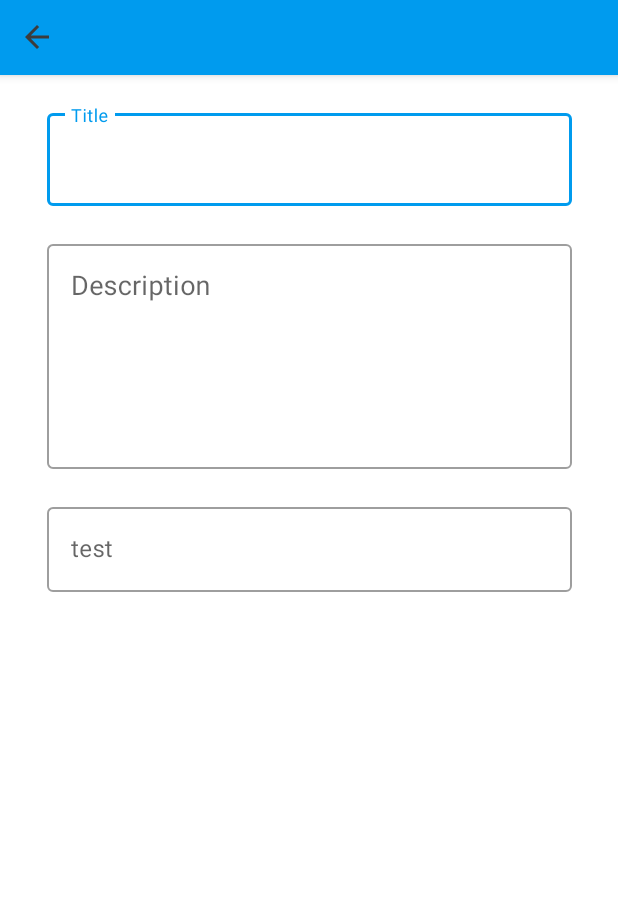
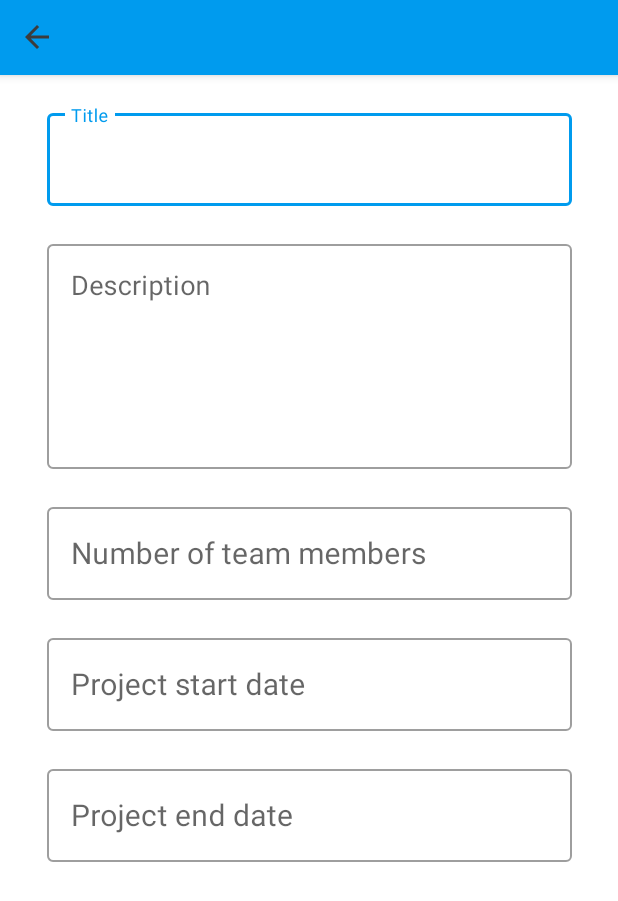
Before and after one commit to remusdc11/studentcollab, an Android app: the AddActivity screen opened directly, with no data from a screen before it, on a phone screen of 412 x 824 dp. Shown: the top 901 px of the screen. Run offline under Robolectric (Android 15) with nearby library versions, the phone set to English and light mode, and no system bars.

Commit message:
Add activity date pickers

```diff
--- a/app/src/main/java/com/studentcollab/Activities/AddActivity.java
+++ b/app/src/main/java/com/studentcollab/Activities/AddActivity.java
@@ -2,15 +2,92 @@ package com.studentcollab.Activities;
 
 import androidx.appcompat.app.AppCompatActivity;
 
+import android.annotation.SuppressLint;
 import android.os.Bundle;
+import android.util.Log;
+import android.view.MotionEvent;
+import android.view.View;
 
+import com.google.android.material.datepicker.MaterialDatePicker;
+import com.google.android.material.datepicker.MaterialPickerOnPositiveButtonClickListener;
+import com.google.android.material.textfield.TextInputEditText;
+import com.studentcollab.Globals.MessageDialog;
 import com.studentcollab.R;
 
+import java.sql.Timestamp;
+import java.text.SimpleDateFormat;
+
 public class AddActivity extends AppCompatActivity {
+
+    private String startDate = null;
+    private long startDateLong = 0;
+    private String endDate = null;
+    private long endDateLong = 0;
+
 
     @Override
     protected void onCreate(Bundle savedInstanceState) {
         super.onCreate(savedInstanceState);
         setContentView(R.layout.activity_add);
+
+        final TextInputEditText startDateInput = findViewById(R.id.add_edit_text_layout_project_start_date);
+        final TextInputEditText endDateInput = findViewById(R.id.add_edit_text_layout_project_end_date);
+
+
+        final MessageDialog messageDialog = new MessageDialog(AddActivity.this, getString(R.string.add_end_date_error));
+
+
+        final MaterialDatePicker startPicker =
+                MaterialDatePicker.Builder.datePicker()
+                        .setTitleText(this.getString(R.string.add_select_start_date))
+                        .setSelection(MaterialDatePicker.todayInUtcMilliseconds())
+                        .build();
+
+        startPicker.addOnPositiveButtonClickListener(new MaterialPickerOnPositiveButtonClickListener() {
+            @SuppressLint("SimpleDateFormat")
+            @Override
+            public void onPositiveButtonClick(Object selection) {
+                startDateLong = Long.parseLong(selection.toString());
+                startDate = new SimpleDateFormat("dd/MM/yyyy").format(new Timestamp(startDateLong));
+                startDateInput.setText(startDate);
+            }
+        });
+
+        final MaterialDatePicker endPicker =
+                MaterialDatePicker.Builder.datePicker()
+                        .setTitleText(this.getString(R.string.add_select_start_date))
+                        .setSelection(MaterialDatePicker.todayInUtcMilliseconds())
+                        .build();
+
+        endPicker.addOnPositiveButtonClickListener(new MaterialPickerOnPositiveButtonClickListener() {
+            @Override
+            public void onPositiveButtonClick(Object selection) {
+                endDateLong = Long.parseLong(selection.toString());
+                if(endDateLong < startDateLong) {
+                    messageDialog.show();
+                }
+                else {
+                    endDate = new SimpleDateFormat("dd/MM/yyyy").format(new Timestamp(endDateLong));
+                    endDateInput.setText(endDate);
+                }
+
+            }
+        });
+
+        startDateInput.setOnClickListener(new View.OnClickListener() {
+            @Override
+            public void onClick(View v) {
+                startPicker.show(getSupportFragmentManager(), "startPicker");
+            }
+        });
+
+        endDateInput.setOnClickListener(new View.OnClickListener() {
+            @Override
+            public void onClick(View v) {
+                endPicker.show(getSupportFragmentManager(), "endPicker");
+            }
+        });
+
+
     }
 }
--- a/app/src/main/res/layout/activity_add.xml
+++ b/app/src/main/res/layout/activity_add.xml
@@ -44,7 +44,6 @@
                     android:layout_height="wrap_content"
                     android:inputType="textCapSentences"
                     android:textSize="@dimen/add_text_height"/>
-
             </com.google.android.material.textfield.TextInputLayout>
 
             <com.google.android.material.textfield.TextInputLayout
@@ -73,20 +72,58 @@
 
 
             <com.google.android.material.textfield.TextInputLayout
-                android:id="@+id/add_input_layout_project_tags"
+                android:id="@+id/add_input_layout_project_no_users"
                 android:layout_width="@dimen/add_field_width"
                 android:layout_height="wrap_content"
                 android:layout_margin="@dimen/add_field_margin"
-                android:hint="test"
-                app:layout_constraintTop_toBottomOf="@+id/add_input_layout_project_description"
+                android:hint="@string/add_project_no_users_hint"
+                app:layout_constraintTop_toBottomOf="@id/add_input_layout_project_description"
                 app:layout_constraintStart_toStartOf="parent"
                 app:layout_constraintEnd_toEndOf="parent">
 
                 <com.google.android.material.textfield.TextInputEditText
+                    android:id="@+id/add_edit_text_layout_project_no_users"
+                    android:layout_width="match_parent"
                     android:layout_height="wrap_content"
+                    android:inputType="numberSigned"
+                    android:textSize="@dimen/add_text_height"/>
+            </com.google.android.material.textfield.TextInputLayout>
+
+
+            <com.google.android.material.textfield.TextInputLayout
+                android:id="@+id/add_input_layout_project_start_date"
+                android:layout_width="@dimen/add_field_width"
+                android:layout_height="wrap_content"
+                android:layout_margin="@dimen/add_field_margin"
+                android:hint="@string/add_project_start_date_hint"
+                app:layout_constraintTop_toBottomOf="@id/add_input_layout_project_no_users"
+                app:layout_constraintStart_toStartOf="parent"
+                app:layout_constraintEnd_toEndOf="parent">
+
+                <com.google.android.material.textfield.TextInputEditText
+                    android:id="@+id/add_edit_text_layout_project_start_date"
                     android:layout_width="match_parent"
-                    />
+                    android:layout_height="wrap_content"
+                    android:editable="false"
+                    android:textSize="@dimen/add_text_height"/>
+            </com.google.android.material.textfield.TextInputLayout>
 
+            <com.google.android.material.textfield.TextInputLayout
+                android:id="@+id/add_input_layout_project_end_date"
+                android:layout_width="@dimen/add_field_width"
+                android:layout_height="wrap_content"
+                android:layout_margin="@dimen/add_field_margin"
+                android:hint="@string/add_project_end_date_hint"
+                app:layout_constraintTop_toBottomOf="@id/add_input_layout_project_start_date"
+                app:layout_constraintStart_toStartOf="parent"
+                app:layout_constraintEnd_toEndOf="parent">
+
+                <com.google.android.material.textfield.TextInputEditText
+                    android:id="@+id/add_edit_text_layout_project_end_date"
+                    android:layout_width="match_parent"
+                    android:layout_height="wrap_content"
+                    android:editable="false"
+                    android:textSize="@dimen/add_text_height"/>
             </com.google.android.material.textfield.TextInputLayout>
 
         </androidx.constraintlayout.widget.ConstraintLayout>
--- a/app/src/main/res/values/strings.xml
+++ b/app/src/main/res/values/strings.xml
@@ -48,6 +48,14 @@
     <!-- Add Activity -->
     <string name="add_project_title_hint">Title</string>
     <string name="add_project_description_hint">Description</string>
+    <string name="add_project_no_users_hint">Number of team members</string>
+    <string name="add_project_start_date_hint">Project start date</string>
+    <string name="add_project_end_date_hint">Project end date</string>
+    <string name="add_select_start_date">Select project start date</string>
+    <string name="add_select_end_date">Select project end date</string>
+    <string name="add_end_date_error">The end date can\'t be earlier than the start date.</string>
+
+
 
 
 
```
Also changed, not shown: app/src/main/java/com/studentcollab/Models/Project.java (added, +15 -0 lines), app/src/main/java/com/studentcollab/Models/ProjectStatus.java (added, +14 -0 lines).
